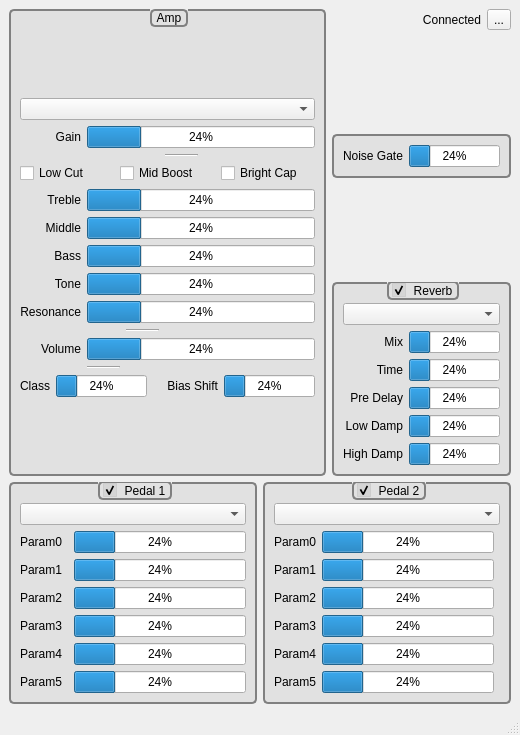
Above: resources/ui/main_win.ui from Houston4444/OsciTronix before the change. Below: the same form after it.
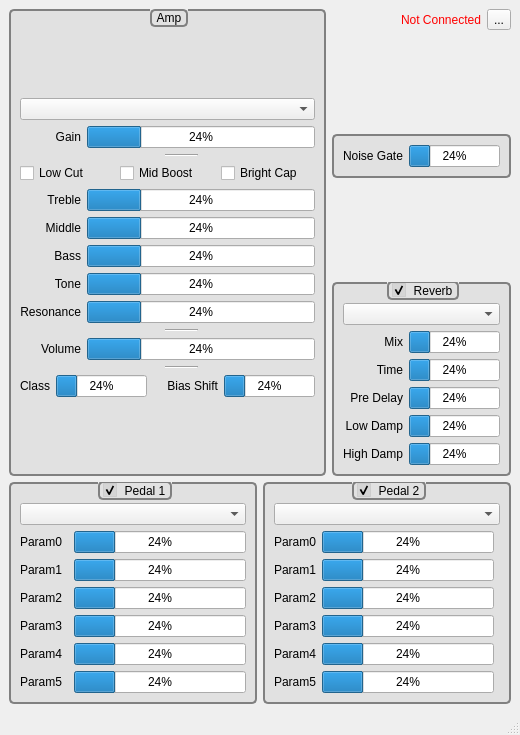
That is the form after the change. Icons and pictures are not drawn. Custom widgets are drawn as their Qt base class.

Diff of the .ui file:
```diff
--- a/resources/ui/main_win.ui
+++ b/resources/ui/main_win.ui
@@ -86,13 +86,6 @@
              </property>
             </widget>
            </item>
-           <item row="13" column="1">
-            <widget class="Line" name="line">
-             <property name="orientation">
-              <enum>Qt::Horizontal</enum>
-             </property>
-            </widget>
-           </item>
            <item row="8" column="0">
             <widget class="QLabel" name="labelPresenceTone">
              <property name="text">
@@ -268,13 +261,6 @@
              </item>
             </layout>
            </item>
-           <item row="10" column="2">
-            <widget class="Line" name="line_2">
-             <property name="orientation">
-              <enum>Qt::Horizontal</enum>
-             </property>
-            </widget>
-           </item>
            <item row="2" column="3">
             <widget class="Line" name="line_3">
              <property name="orientation">
@@ -282,6 +268,20 @@
              </property>
             </widget>
            </item>
+           <item row="10" column="3">
+            <widget class="Line" name="line_2">
+             <property name="orientation">
+              <enum>Qt::Horizontal</enum>
+             </property>
+            </widget>
+           </item>
+           <item row="13" column="3">
+            <widget class="Line" name="line">
+             <property name="orientation">
+              <enum>Qt::Horizontal</enum>
+             </property>
+            </widget>
+           </item>
           </layout>
          </item>
          <item row="0" column="0">
@@ -309,8 +309,11 @@
          <layout class="QHBoxLayout" name="horizontalLayout_6">
           <item>
            <widget class="QLabel" name="labelConnected">
+            <property name="styleSheet">
+             <string notr="true">QLabel{color:red}</string>
+            </property>
             <property name="text">
-             <string>Connected</string>
+             <string>Not Connected</string>
             </property>
             <property name="alignment">
              <set>Qt::AlignRight|Qt::AlignTrailing|Qt::AlignVCenter</set>
```
